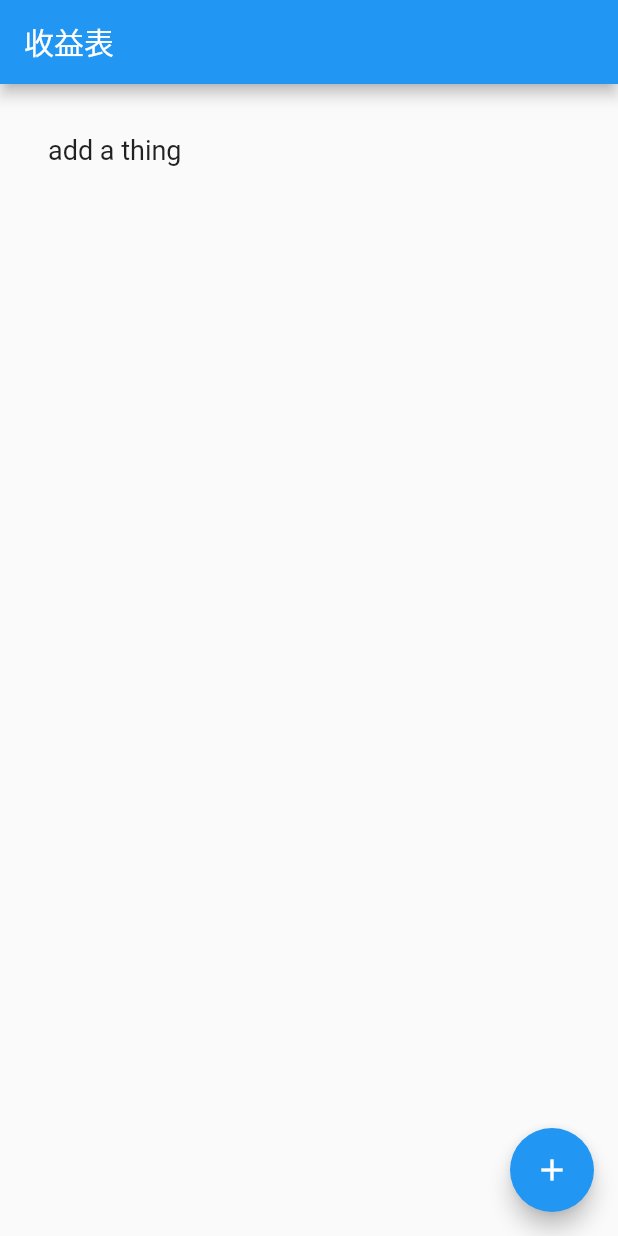
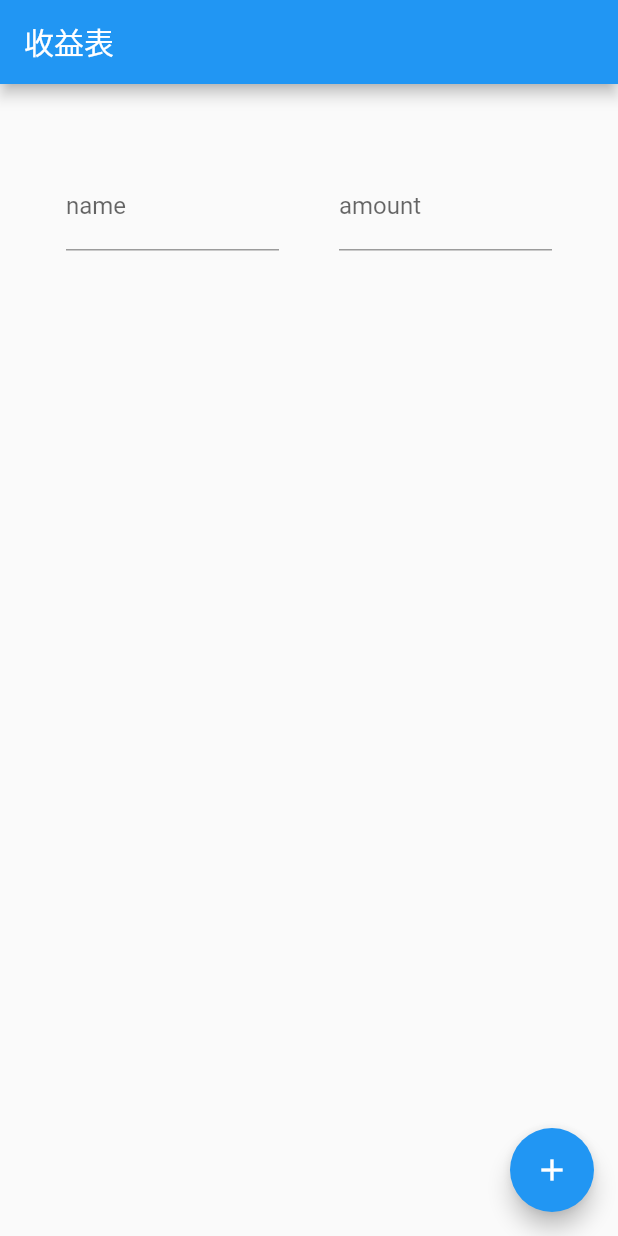
Before and after one commit to ABNER-1/flutter_cashflow_app, a Flutter app: the screen it shows after launch, after a tap on the "add" icon, on a phone screen of 412 x 824 dp. Run offline on Flutter 3.47's test engine with Material 2 defaults, Android fonts, the phone set to English and light mode, and no system bars.

Commit message:
add show item class for display two text field in one line

```diff
--- /dev/null
+++ b/lib/calced_item.dart
@@ -0,0 +1,83 @@
+import 'package:flutter/material.dart';
+
+
+class ShowItem {
+  final String text;
+  ShowItem(this.text){}
+}
+
+enum CalcedType {
+  Unknown,
+  Income,
+  Outcome,
+}
+
+class CalcedItem {
+  String name;
+  double money;
+  CalcedType type;
+  CalcedItem({this.name="default", this.money = 0.0, this.type = CalcedType.Income});
+}
+
+class ShowItemWidget extends StatefulWidget {
+  @override
+  _ShowItemWidgetState createState() => _ShowItemWidgetState();
+}
+
+
+class _ShowItemWidgetState extends State<ShowItemWidget> {
+  final myController = TextEditingController();
+  final myController1 = TextEditingController();
+  final CalcedItem item = new CalcedItem();
+  @override
+  void dispose() {
+    // Clean up the controller when the widget is disposed.
+    myController.dispose();
+    super.dispose();
+  }
+
+  @override
+  Widget build(BuildContext context) {
+    // Fill this out in the next step.
+    return Padding(
+      padding: EdgeInsets.symmetric(horizontal: 8, vertical: 16),
+      child: Row(
+        children: <Widget>[
+          new Flexible(
+            child: Padding(
+              padding: const EdgeInsets.all(20.0),
+              child: new TextFormField(
+                decoration: InputDecoration(
+                  border: UnderlineInputBorder(),
+                  labelText: 'name',
+                ),
+                onChanged: (v) {
+                  item.name = v;
+                } ,
+              ),
+            ),
+          ),
+          new Flexible(
+            child: Padding(
+              padding: const EdgeInsets.all(20.0),
+              child: TextFormField(
+                decoration: InputDecoration(
+                  border: UnderlineInputBorder(),
+                  labelText: 'amount',
+                ),
+                onChanged: (v) {
+                  var a = double.tryParse(v);
+                  if(a != null) item.money = a;
+                  print(item.money);
+                },
+                validator: (v) {
+                  return double.tryParse(v ?? "null") != null? null : "amount 必须是 double";
+                },
+              ),
+              ),
+            ),
+        ],
+      )
+    );
+  }
+}
--- a/lib/main.dart
+++ b/lib/main.dart
@@ -1,4 +1,5 @@
 import 'package:flutter/material.dart';
+import 'calced_item.dart';
 
 void main() {
   runApp(MyApp());
@@ -45,12 +46,6 @@ class MyHomePage extends StatefulWidget {
   _MyHomePageState createState() => _MyHomePageState();
 }
 
-class ShowItem {
-
-  final String text;
-  ShowItem(this.text){}
-}
-
 class _MyHomePageState extends State<MyHomePage> {
   final items = <ShowItem>[];
   var incomeItems = new Map<String, ShowItem>();
@@ -64,25 +59,7 @@ class _MyHomePageState extends State<MyHomePage> {
 
 
   Widget _buildRow(ShowItem pair) {
-    return new ListTile(
-      title: new Text(
-        pair.text,
-        style: _biggerFont,
-      ),
-      // trailing: new Icon(
-      //   alreadySaved ? Icons.favorite : Icons.favorite_border,
-      //   color: alreadySaved ? Colors.red : null,
-      // ),
-      onTap: () {
-        setState(() {
-          // if (alreadySaved) {
-          //   _saved.remove(pair);
-          // } else {
-          //   _saved.add(pair);
-          // }
-        });
-      },
-    );
+    return new ShowItemWidget();
   }
 
   @override
@@ -108,18 +85,12 @@ class _MyHomePageState extends State<MyHomePage> {
           // 在偶数行，该函数会为单词对添加一个ListTile row.
           // 在奇数行，该函数会添加一个分割线widget，来分隔相邻的词对。
           // 注意，在小屏幕上，分割线看起来可能比较吃力。
-            itemCount: items.length,
+          itemCount: items.length,
           itemBuilder: (context, i) {
-            // 在每一列之前，添加一个1像素高的分隔线widget
-            if (i.isOdd) return new Divider();
-
-            // 语法 "i ~/ 2" 表示i除以2，但返回值是整形（向下取整），比如i为：1, 2, 3, 4, 5
-            // 时，结果为0, 1, 1, 2, 2， 这可以计算出ListView中减去分隔线后的实际单词对数量
-            final index = i ~/ 2;
-            // 如果是建议列表中最后一个单词对
-            if (index >= items.length) {
-
-            }
+            final index = i;
+            // if (index < items.length) {
+            //   return new Divider();
+            // }
             return _buildRow(items[index]);
           }
         )
```
